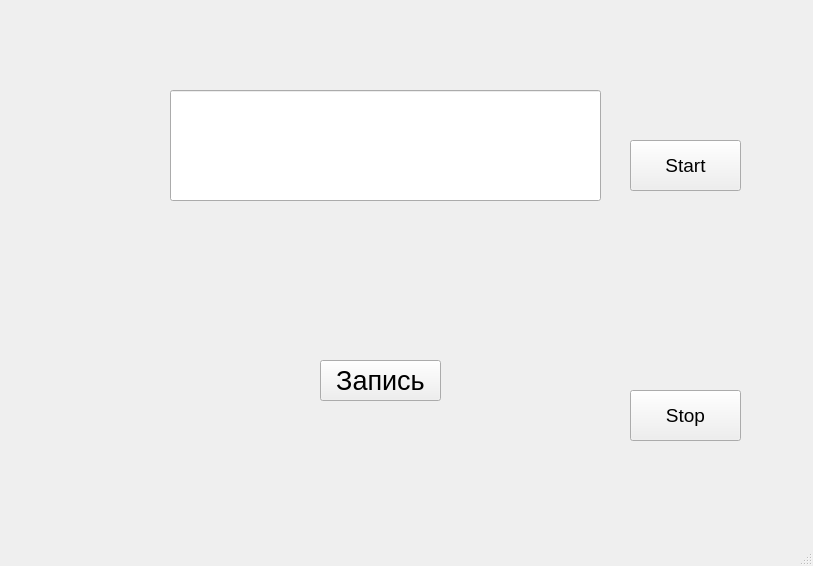
The window that mainwindow.ui (LizavetaLebedevaa/GUI) describes before a commit, drawn with Qt 5.
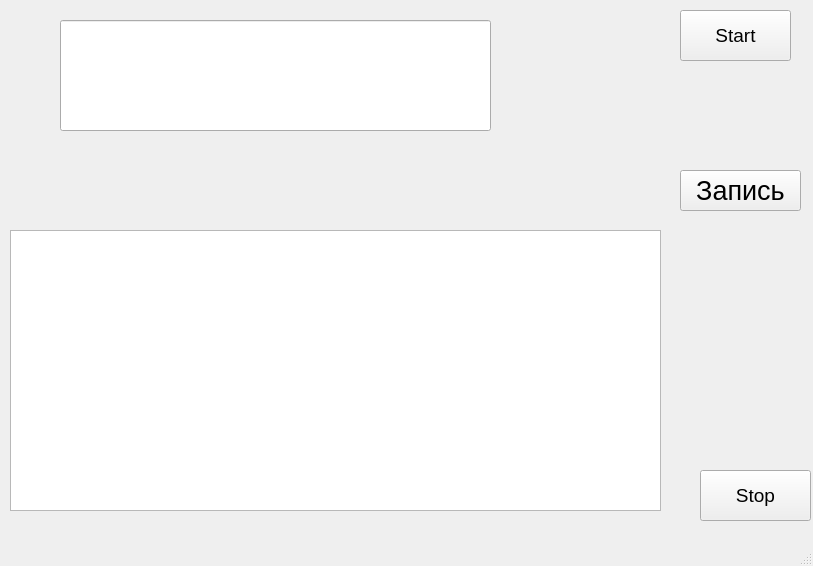
The same window after the commit.

Commit message: добавлен list view на главное окно

```diff
--- a/mainwindow.ui
+++ b/mainwindow.ui
@@ -23,8 +23,8 @@
    <widget class="QPushButton" name="StartButton">
     <property name="geometry">
      <rect>
-      <x>630</x>
-      <y>140</y>
+      <x>680</x>
+      <y>10</y>
       <width>111</width>
       <height>51</height>
      </rect>
@@ -47,8 +47,8 @@
    <widget class="QPushButton" name="StopButton">
     <property name="geometry">
      <rect>
-      <x>630</x>
-      <y>390</y>
+      <x>700</x>
+      <y>470</y>
       <width>111</width>
       <height>51</height>
      </rect>
@@ -71,8 +71,8 @@
    <widget class="QLineEdit" name="SettingsLineEdit">
     <property name="geometry">
      <rect>
-      <x>170</x>
-      <y>90</y>
+      <x>60</x>
+      <y>20</y>
       <width>431</width>
       <height>111</height>
      </rect>
@@ -95,8 +95,8 @@
    <widget class="QPushButton" name="RecodingButton">
     <property name="geometry">
      <rect>
-      <x>320</x>
-      <y>360</y>
+      <x>680</x>
+      <y>170</y>
       <width>121</width>
       <height>41</height>
      </rect>
@@ -110,6 +110,16 @@
      <string>Запись</string>
     </property>
    </widget>
+   <widget class="QListView" name="listView">
+    <property name="geometry">
+     <rect>
+      <x>10</x>
+      <y>230</y>
+      <width>651</width>
+      <height>281</height>
+     </rect>
+    </property>
+   </widget>
   </widget>
   <widget class="QMenuBar" name="menubar">
    <property name="geometry">
```
The commit also changes 3 other files.
